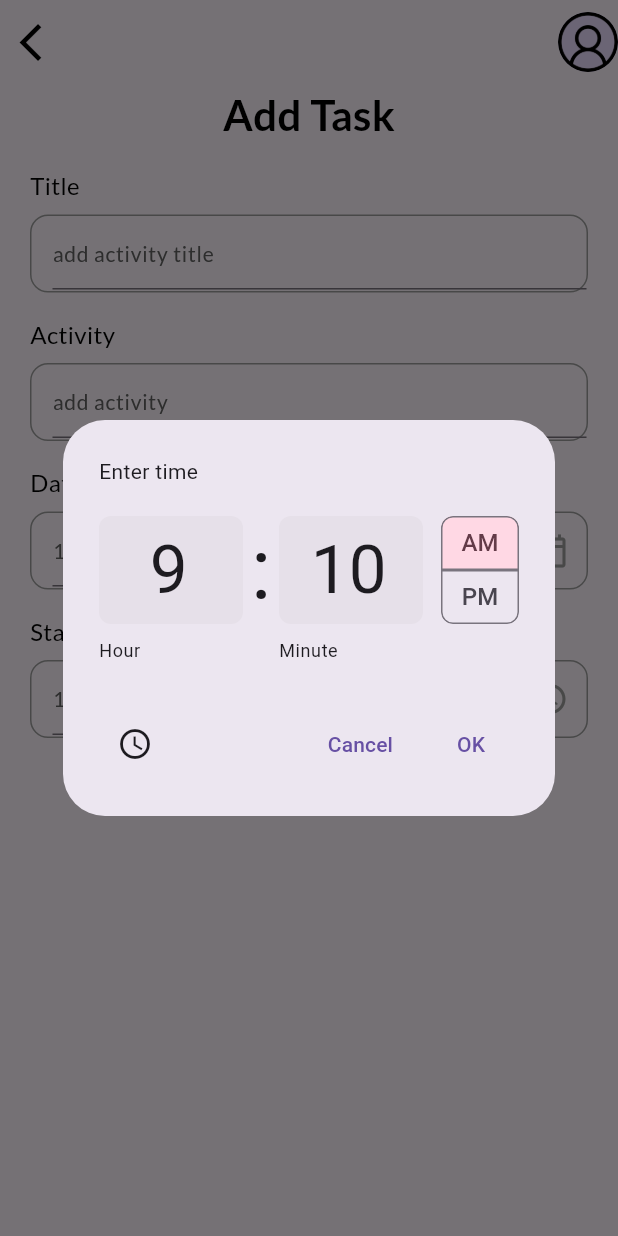
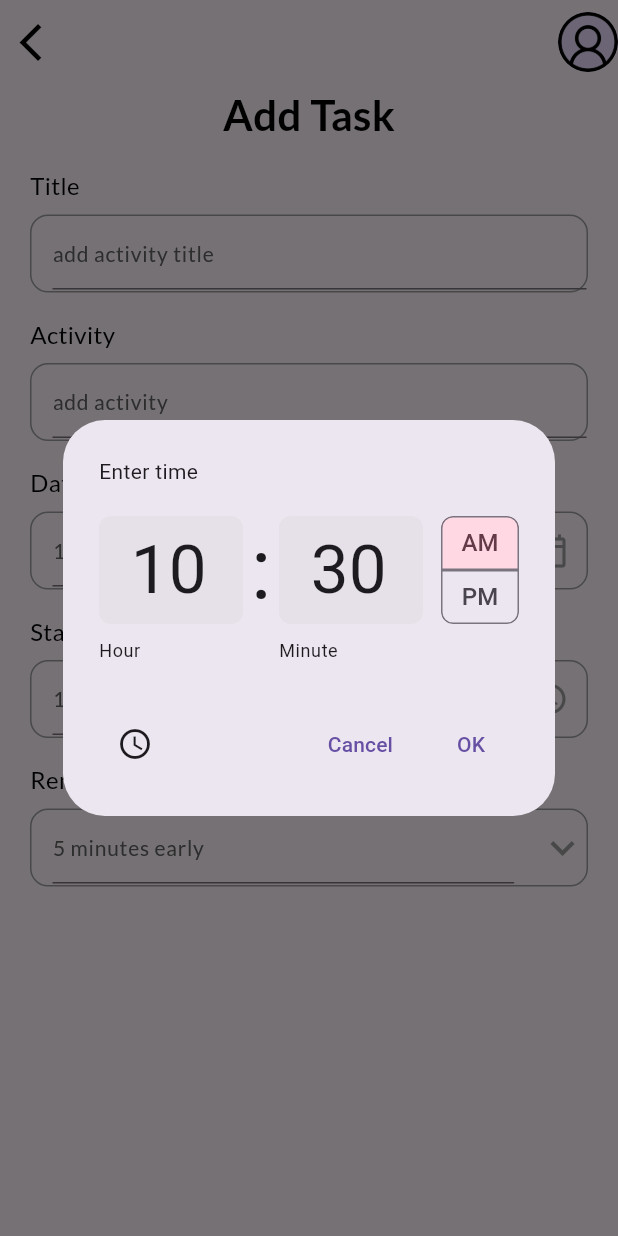
Before and after one commit to bed-phy-52-19/androidstudioflutter, a Flutter app: the AddTaskBar screen opened directly, after a tap on the "access time" icon, on a phone screen of 412 x 824 dp. Run offline on Flutter 3.47's test engine with Material 3 defaults, Android fonts, the phone set to English and light mode, and no system bars; our stand-ins replace date_picker_timeline, flutter_local_notifications, get, get_storage, google_fonts, timezone; accounts and stored records are empty.

Commit message:
remind button added

```diff
--- a/lib/ui/add_task_bar.dart
+++ b/lib/ui/add_task_bar.dart
@@ -15,7 +15,13 @@ class _AddTaskBarState extends State<AddTaskBar> {
   DateTime _selectedDate = DateTime.now();
   String _endTime = "9:30 PM";
   String _startTime = DateFormat("hh:mm a").format(DateTime.now()).toString();
-
+  int _selectedRemind = 5;
+  List<int> remindList = [
+    5,
+    10,
+    15,
+    20,
+  ];
   @override
   Widget build(BuildContext context) {
     return Scaffold(
@@ -78,6 +84,27 @@ class _AddTaskBarState extends State<AddTaskBar> {
                   ),
                 ],
               ),
+              InputField(title: "Remind", hint: "$_selectedRemind minutes early",
+              widget : DropdownButton(
+                icon: Icon(Icons.keyboard_arrow_down,
+                  color: Colors.grey,
+
+                ),
+                iconSize: 32,
+                elevation: 4,
+                style: subTitleStyle,
+                underline: Container(height: 0,),
+                items: remindList.map<DropdownMenuItem<String>>((int value){
+                  return DropdownMenuItem<String>(
+                    value: value.toString(),
+                    child: Text(value.toString()),
+
+                  );
+                }
+                ).toList(), onChanged: (String? value) {  },
+              ),
+
+              ),
             ],
           ),
         ),
@@ -121,15 +148,19 @@ class _AddTaskBarState extends State<AddTaskBar> {
 
     }
   }
-  _getTimeFromUser({required bool isStartTime}){
- var pickedTime= _showTimePicker();
+  _getTimeFromUser({required bool isStartTime}) async {
+ var pickedTime= await _showTimePicker();
  String _formatedTime = pickedTime.format(context);
  if(pickedTime){
 
  }else if(isStartTime==true){
-   _startTime = _formatedTime;
+   setState(() {
+     _startTime = _formatedTime;
+   });
  }else if(isStartTime ==false ){
-_endTime =_formatedTime;
+setState(() {
+  _endTime =_formatedTime;
+});
  }
 
   }
@@ -138,8 +169,9 @@ _endTime =_formatedTime;
       initialEntryMode: TimePickerEntryMode.input,
       context: context,
         initialTime: TimeOfDay(
-            hour: 9,
-            minute: 10)
+            hour: int.parse(_startTime.split(":")[0]),
+            minute: int.parse(_startTime.split(":")[1].split(" ")[0]),
+        )
   );
   }
 }
```
